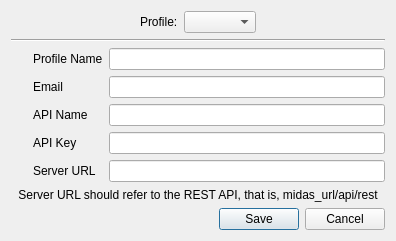
Above: Application/MidasDesktop/GUI/CreateProfileUI.ui from jcfr/MIDAScpp before the change. Below: the same form after it.
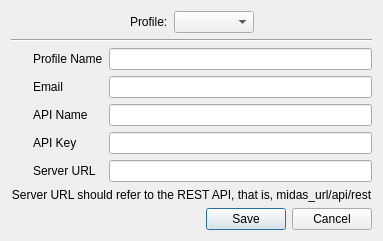
That is the form after the change. Icons and pictures are not drawn.

Commit message: ENH: Cosmetic change to the edit profiles UI

```diff
--- a/Application/MidasDesktop/GUI/CreateProfileUI.ui
+++ b/Application/MidasDesktop/GUI/CreateProfileUI.ui
@@ -6,8 +6,8 @@
    <rect>
     <x>0</x>
     <y>0</y>
-    <width>396</width>
-    <height>210</height>
+    <width>377</width>
+    <height>229</height>
    </rect>
   </property>
   <property name="windowTitle">
@@ -37,7 +37,14 @@
       </widget>
      </item>
      <item>
-      <widget class="QComboBox" name="profileComboBox"/>
+      <widget class="QComboBox" name="profileComboBox">
+       <property name="minimumSize">
+        <size>
+         <width>80</width>
+         <height>0</height>
+        </size>
+       </property>
+      </widget>
      </item>
      <item>
       <spacer name="horizontalSpacer_2">
```
